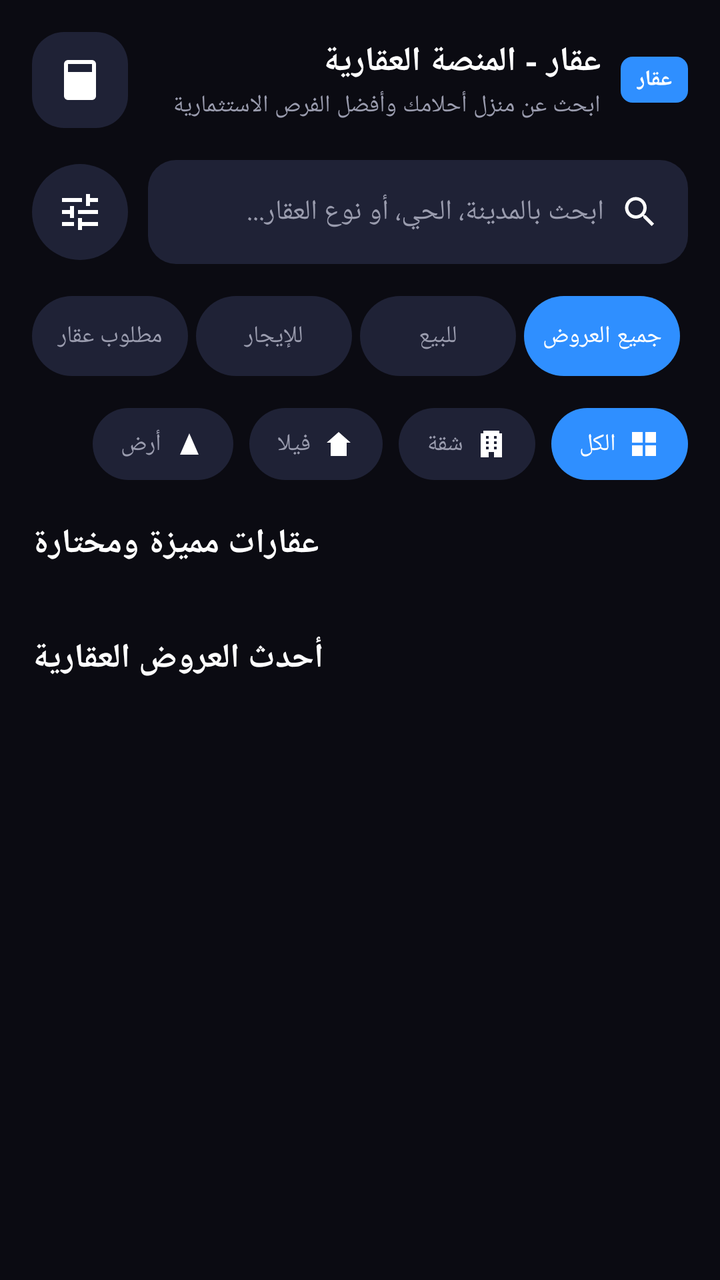
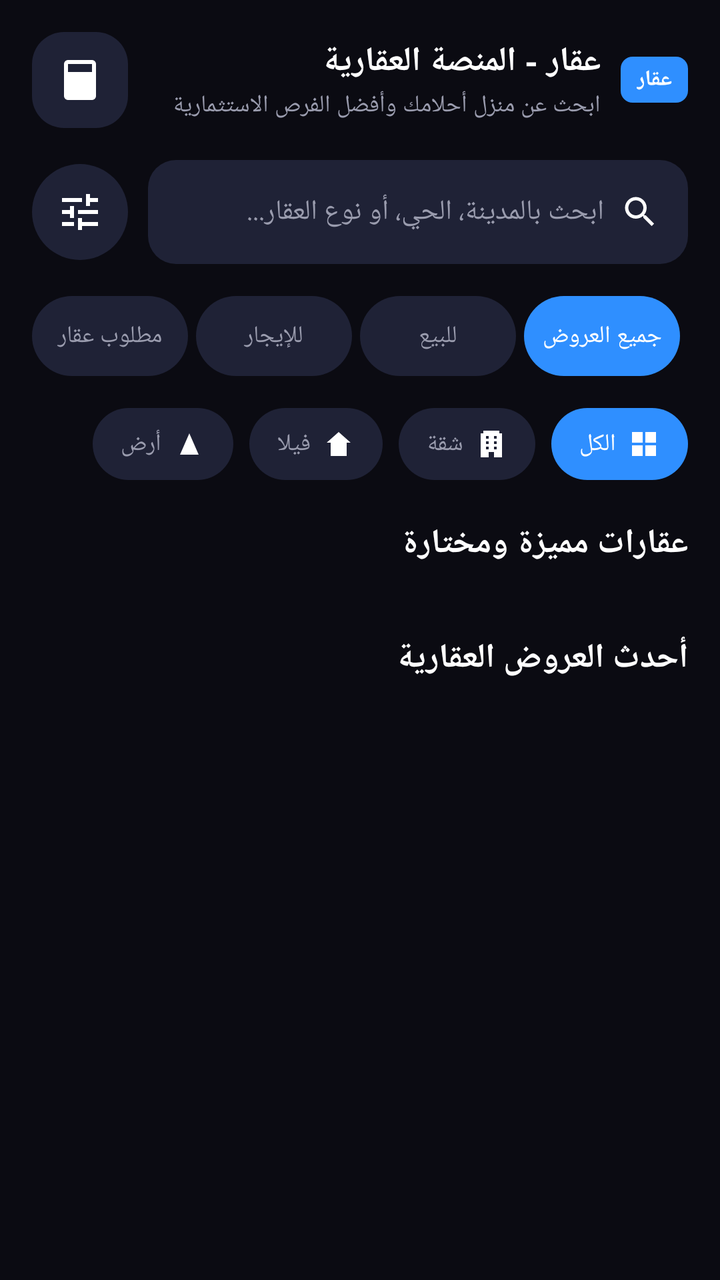

Compare the two renders of this Android layout. The source of the first and the diff that turns it into the second are given below.
<!-- AndroidManifest.xml: application theme Theme.Aqar -->
<!-- res/layout/fragment_home.xml -->
<?xml version="1.0" encoding="utf-8"?>
<FrameLayout xmlns:android="http://schemas.android.com/apk/res/android"
    xmlns:app="http://schemas.android.com/apk/res-auto"
    android:layout_width="match_parent"
    android:layout_height="match_parent"
    android:background="@color/background_dark">

    <androidx.core.widget.NestedScrollView
        android:layout_width="match_parent"
        android:layout_height="match_parent"
        android:clipToPadding="false"
        android:paddingBottom="16dp">

        <LinearLayout
            android:layout_width="match_parent"
            android:layout_height="wrap_content"
            android:orientation="vertical">

            
            <LinearLayout
                android:layout_width="match_parent"
                android:layout_height="wrap_content"
                android:orientation="horizontal"
                android:gravity="center_vertical"
                android:padding="16dp">

                <TextView
                    android:id="@+id/headerBadge"
                    style="@style/BadgeColored"
                    android:layout_width="wrap_content"
                    android:layout_height="wrap_content"
                    android:text="@string/app_badge" />

                <LinearLayout
                    android:layout_width="0dp"
                    android:layout_height="wrap_content"
                    android:layout_weight="1"
                    android:layout_marginHorizontal="10dp"
                    android:orientation="vertical">

                    <TextView
                        android:layout_width="wrap_content"
                        android:layout_height="wrap_content"
                        android:text="@string/app_header_title"
                        android:textColor="@color/text_primary"
                        android:textSize="17sp"
                        android:textStyle="bold" />

                    <TextView
                        android:layout_width="wrap_content"
                        android:layout_height="wrap_content"
                        android:layout_marginTop="2dp"
                        android:text="@string/app_header_subtitle"
                        android:textColor="@color/text_secondary"
                        android:textSize="12sp" />
                </LinearLayout>

                <ImageView
                    android:id="@+id/calculatorButton"
                    android:layout_width="48dp"
                    android:layout_height="48dp"
                    android:padding="12dp"
                    android:background="@drawable/bg_header_icon"
                    android:src="@drawable/ic_calculator"
                    android:contentDescription="@null" />
            </LinearLayout>

            
            <LinearLayout
                android:layout_width="match_parent"
                android:layout_height="wrap_content"
                android:layout_marginHorizontal="16dp"
                android:orientation="horizontal"
                android:gravity="center_vertical">

                <LinearLayout
                    android:layout_width="0dp"
                    android:layout_height="52dp"
                    android:layout_weight="1"
                    android:background="@drawable/bg_search_bar"
                    android:orientation="horizontal"
                    android:gravity="center_vertical"
                    android:paddingHorizontal="14dp">

                    <ImageView
                        android:layout_width="20dp"
                        android:layout_height="20dp"
                        android:src="@drawable/ic_search"
                        android:contentDescription="@null" />

                    <EditText
                        android:id="@+id/searchInput"
                        android:layout_width="0dp"
                        android:layout_height="match_parent"
                        android:layout_weight="1"
                        android:layout_marginHorizontal="8dp"
                        android:background="@null"
                        android:hint="@string/search_hint"
                        android:textColor="@color/text_primary"
                        android:textColorHint="@color/text_secondary"
                        android:textSize="14sp"
                        android:singleLine="true"
                        android:imeOptions="actionSearch" />
                </LinearLayout>

                <ImageView
                    android:id="@+id/filterButton"
                    android:layout_width="48dp"
                    android:layout_height="48dp"
                    android:layout_marginStart="10dp"
                    android:padding="12dp"
                    android:background="@drawable/bg_pill_unselected"
                    android:src="@drawable/ic_filter"
                    android:contentDescription="@null" />
            </LinearLayout>

            
            <LinearLayout
                android:id="@+id/listingFilterRow"
                android:layout_width="match_parent"
                android:layout_height="wrap_content"
                android:layout_margin="16dp"
                android:orientation="horizontal">

                <TextView
                    android:id="@+id/chipAllOffers"
                    android:layout_width="0dp"
                    android:layout_height="40dp"
                    android:layout_weight="1"
                    android:layout_marginStart="4dp"
                    android:background="@drawable/bg_pill_selected"
                    android:gravity="center"
                    android:text="@string/filter_all_offers"
                    android:textColor="@color/text_primary"
                    android:textSize="12sp" />

                <TextView
                    android:id="@+id/chipForSale"
                    android:layout_width="0dp"
                    android:layout_height="40dp"
                    android:layout_weight="1"
                    android:layout_marginStart="4dp"
                    android:background="@drawable/bg_pill_unselected"
                    android:gravity="center"
                    android:text="@string/filter_for_sale"
                    android:textColor="@color/text_secondary"
                    android:textSize="12sp" />

                <TextView
                    android:id="@+id/chipForRent"
                    android:layout_width="0dp"
                    android:layout_height="40dp"
                    android:layout_weight="1"
                    android:layout_marginStart="4dp"
                    android:background="@drawable/bg_pill_unselected"
                    android:gravity="center"
                    android:text="@string/filter_for_rent"
                    android:textColor="@color/text_secondary"
                    android:textSize="12sp" />

                <TextView
                    android:id="@+id/chipWanted"
                    android:layout_width="0dp"
                    android:layout_height="40dp"
                    android:layout_weight="1"
                    android:layout_marginStart="4dp"
                    android:background="@drawable/bg_pill_unselected"
                    android:gravity="center"
                    android:text="@string/filter_wanted"
                    android:textColor="@color/text_secondary"
                    android:textSize="12sp" />
            </LinearLayout>

            
            <HorizontalScrollView
                android:layout_width="match_parent"
                android:layout_height="wrap_content"
                android:layout_marginBottom="20dp"
                android:scrollbars="none"
                android:overScrollMode="never">

                <LinearLayout
                    android:id="@+id/typeFilterRow"
                    android:layout_width="wrap_content"
                    android:layout_height="wrap_content"
                    android:paddingHorizontal="16dp"
                    android:orientation="horizontal">

                    <LinearLayout
                        android:id="@+id/typeAllContainer"
                        android:layout_width="wrap_content"
                        android:layout_height="36dp"
                        android:layout_marginEnd="8dp"
                        android:background="@drawable/bg_pill_selected"
                        android:orientation="horizontal"
                        android:gravity="center"
                        android:paddingHorizontal="14dp">

                        <ImageView
                            android:layout_width="16dp"
                            android:layout_height="16dp"
                            android:layout_marginEnd="6dp"
                            android:src="@drawable/ic_type_all"
                            android:contentDescription="@null" />

                        <TextView
                            android:layout_width="wrap_content"
                            android:layout_height="wrap_content"
                            android:text="@string/type_all"
                            android:textColor="@color/text_primary"
                            android:textSize="12sp" />
                    </LinearLayout>

                    <LinearLayout
                        android:id="@+id/typeApartmentContainer"
                        android:layout_width="wrap_content"
                        android:layout_height="36dp"
                        android:layout_marginEnd="8dp"
                        android:background="@drawable/bg_pill_unselected"
                        android:orientation="horizontal"
                        android:gravity="center"
                        android:paddingHorizontal="14dp">

                        <ImageView
                            android:layout_width="16dp"
                            android:layout_height="16dp"
                            android:layout_marginEnd="6dp"
                            android:src="@drawable/ic_type_apartment"
                            android:contentDescription="@null" />

                        <TextView
                            android:layout_width="wrap_content"
                            android:layout_height="wrap_content"
                            android:text="@string/type_apartment"
                            android:textColor="@color/text_secondary"
                            android:textSize="12sp" />
                    </LinearLayout>

                    <LinearLayout
                        android:id="@+id/typeVillaContainer"
                        android:layout_width="wrap_content"
                        android:layout_height="36dp"
                        android:layout_marginEnd="8dp"
                        android:background="@drawable/bg_pill_unselected"
                        android:orientation="horizontal"
                        android:gravity="center"
                        android:paddingHorizontal="14dp">

                        <ImageView
                            android:layout_width="16dp"
                            android:layout_height="16dp"
                            android:layout_marginEnd="6dp"
                            android:src="@drawable/ic_type_villa"
                            android:contentDescription="@null" />

                        <TextView
                            android:layout_width="wrap_content"
                            android:layout_height="wrap_content"
                            android:text="@string/type_villa"
                            android:textColor="@color/text_secondary"
                            android:textSize="12sp" />
                    </LinearLayout>

                    <LinearLayout
                        android:id="@+id/typeLandContainer"
                        android:layout_width="wrap_content"
                        android:layout_height="36dp"
                        android:background="@drawable/bg_pill_unselected"
                        android:orientation="horizontal"
                        android:gravity="center"
                        android:paddingHorizontal="14dp">

                        <ImageView
                            android:layout_width="16dp"
                            android:layout_height="16dp"
                            android:layout_marginEnd="6dp"
                            android:src="@drawable/ic_type_land"
                            android:contentDescription="@null" />

                        <TextView
                            android:layout_width="wrap_content"
                            android:layout_height="wrap_content"
                            android:text="@string/type_land"
                            android:textColor="@color/text_secondary"
                            android:textSize="12sp" />
                    </LinearLayout>
                </LinearLayout>
            </HorizontalScrollView>

            
            <LinearLayout
                android:id="@+id/featuredSectionContainer"
                android:layout_width="match_parent"
                android:layout_height="wrap_content"
                android:orientation="vertical">

                <LinearLayout
                    android:layout_width="match_parent"
                    android:layout_height="wrap_content"
                    android:layout_marginHorizontal="16dp"
                    android:orientation="horizontal"
                    android:gravity="center_vertical">

                    <TextView
                        android:id="@+id/featuredCountText"
                        android:layout_width="wrap_content"
                        android:layout_height="wrap_content"
                        android:textColor="@color/primary_blue"
                        android:textSize="12sp" />

                    <TextView
                        android:layout_width="0dp"
                        android:layout_height="wrap_content"
                        android:layout_weight="1"
                        android:gravity="end"
                        android:text="@string/featured_section_title"
                        android:textColor="@color/text_primary"
                        android:textSize="17sp"
                        android:textStyle="bold" />
                </LinearLayout>

                <androidx.recyclerview.widget.RecyclerView
                    android:id="@+id/featuredRecyclerView"
                    android:layout_width="match_parent"
                    android:layout_height="wrap_content"
                    android:layout_marginTop="10dp"
                    android:clipToPadding="false"
                    android:orientation="horizontal"
                    android:paddingHorizontal="12dp" />
            </LinearLayout>

            
            <LinearLayout
                android:layout_width="match_parent"
                android:layout_height="wrap_content"
                android:layout_marginHorizontal="16dp"
                android:layout_marginTop="24dp"
                android:orientation="horizontal"
                android:gravity="center_vertical">

                <TextView
                    android:id="@+id/latestCountText"
                    android:layout_width="wrap_content"
                    android:layout_height="wrap_content"
                    android:textColor="@color/primary_blue"
                    android:textSize="12sp" />

                <TextView
                    android:layout_width="0dp"
                    android:layout_height="wrap_content"
                    android:layout_weight="1"
                    android:gravity="end"
                    android:text="@string/latest_section_title"
                    android:textColor="@color/text_primary"
                    android:textSize="17sp"
                    android:textStyle="bold" />
            </LinearLayout>

            <androidx.recyclerview.widget.RecyclerView
                android:id="@+id/propertiesRecyclerView"
                android:layout_width="match_parent"
                android:layout_height="wrap_content"
                android:nestedScrollingEnabled="false"
                android:clipToPadding="false" />

            <TextView
                android:id="@+id/emptyText"
                android:layout_width="match_parent"
                android:layout_height="wrap_content"
                android:layout_marginTop="30dp"
                android:gravity="center"
                android:text="@string/empty_properties"
                android:textColor="@color/text_secondary"
                android:visibility="gone" />

        </LinearLayout>
    </androidx.core.widget.NestedScrollView>
</FrameLayout>
<!-- resources referenced by this layout -->
<resources>
  <color name="background_dark">#0B0B12</color>
  <color name="primary_blue">#2F8FFF</color>
  <color name="text_primary">#FFFFFF</color>
  <color name="text_secondary">#9A9CAE</color>
  <!-- drawable bg_header_icon (drawable) -->
  <shape xmlns:android="http://schemas.android.com/apk/res/android">
      <solid android:color="@color/surface_card_light" />
      <corners android:radius="16dp" />
  </shape>
  <!-- drawable bg_pill_selected (drawable) -->
  <shape xmlns:android="http://schemas.android.com/apk/res/android">
      <solid android:color="@color/primary_blue" />
      <corners android:radius="24dp" />
  </shape>
  <!-- drawable bg_pill_unselected (drawable) -->
  <shape xmlns:android="http://schemas.android.com/apk/res/android">
      <solid android:color="@color/surface_card_light" />
      <corners android:radius="24dp" />
  </shape>
  <!-- drawable bg_search_bar (drawable) -->
  <shape xmlns:android="http://schemas.android.com/apk/res/android">
      <solid android:color="@color/surface_card_light" />
      <corners android:radius="14dp" />
  </shape>
  <!-- drawable ic_filter (drawable) -->
  <vector xmlns:android="http://schemas.android.com/apk/res/android"
      android:width="24dp" android:height="24dp"
      android:viewportWidth="24" android:viewportHeight="24">
      <path android:fillColor="#FFFFFF"
          android:pathData="M3,17v2h6v-2H3zM3,5v2h10V5H3zM13,21v-2h8v-2h-8v-2h-2v6h2zM7,9v2H3v2h4v2h2V9H7zM21,13v-2H11v2h10zM15,9h2V7h4V5h-4V3h-2v6z"/>
  </vector>
  <!-- drawable ic_type_all (drawable) -->
  <vector xmlns:android="http://schemas.android.com/apk/res/android"
      android:width="24dp" android:height="24dp"
      android:viewportWidth="24" android:viewportHeight="24">
      <path android:fillColor="#FFFFFF"
          android:pathData="M3,3h8v8H3V3zM13,3h8v8h-8V3zM3,13h8v8H3v-8zM13,13h8v8h-8v-8z"/>
  </vector>
  <!-- drawable ic_type_land (drawable) -->
  <vector xmlns:android="http://schemas.android.com/apk/res/android"
      android:width="24dp" android:height="24dp"
      android:viewportWidth="24" android:viewportHeight="24">
      <path android:fillColor="#FFFFFF"
          android:pathData="M5,20L12,4l7,16H5zM9,20l3,-7l3,7H9z"/>
  </vector>
  <!-- drawable ic_type_villa (drawable) -->
  <vector xmlns:android="http://schemas.android.com/apk/res/android"
      android:width="24dp" android:height="24dp"
      android:viewportWidth="24" android:viewportHeight="24">
      <path android:fillColor="#FFFFFF"
          android:pathData="M12,3l9,8h-3v10H6V11H3l9,-8zM10,21v-6h4v6h-4z"/>
  </vector>
  <string name="app_badge">عقار</string>
  <string name="app_header_subtitle">ابحث عن منزل أحلامك وأفضل الفرص الاستثمارية</string>
  <string name="app_header_title">عقار - المنصة العقارية</string>
  <string name="empty_properties">لا توجد عقارات متاحة حالياً</string>
  <string name="featured_section_title">عقارات مميزة ومختارة</string>
  <string name="filter_all_offers">جميع العروض</string>
  <string name="filter_for_rent">للإيجار</string>
  <string name="filter_for_sale">للبيع</string>
  <string name="filter_wanted">مطلوب عقار</string>
  <string name="latest_section_title">أحدث العروض العقارية</string>
  <string name="search_hint">ابحث بالمدينة، الحي، أو نوع العقار...</string>
  <string name="type_all">الكل</string>
  <string name="type_apartment">شقة</string>
  <string name="type_land">أرض</string>
  <string name="type_villa">فيلا</string>
  <color name="surface_card_light">#1F2236</color>
  <!-- drawable bg_badge_colored (drawable) -->
  <shape xmlns:android="http://schemas.android.com/apk/res/android" android:shape="rectangle">
      <solid android:color="#2F8FFF" />
      <corners android:radius="6dp" />
  </shape>
  <color name="accent_orange">#FF9500</color>
  <color name="surface_card">#161829</color>
  <!-- unchanged entries left out for length: 5 -->
</resources>

<!-- the commit's change to res/layout/fragment_home.xml (unified diff, before → after) -->
@@ -302,21 +302,21 @@
                     android:gravity="center_vertical">
 
                     <TextView
-                        android:id="@+id/featuredCountText"
-                        android:layout_width="wrap_content"
-                        android:layout_height="wrap_content"
-                        android:textColor="@color/primary_blue"
-                        android:textSize="12sp" />
-
-                    <TextView
                         android:layout_width="0dp"
                         android:layout_height="wrap_content"
                         android:layout_weight="1"
-                        android:gravity="end"
+                        android:gravity="start"
                         android:text="@string/featured_section_title"
                         android:textColor="@color/text_primary"
                         android:textSize="17sp"
                         android:textStyle="bold" />
+
+                    <TextView
+                        android:id="@+id/featuredCountText"
+                        android:layout_width="wrap_content"
+                        android:layout_height="wrap_content"
+                        android:textColor="@color/primary_blue"
+                        android:textSize="12sp" />
                 </LinearLayout>
 
                 <androidx.recyclerview.widget.RecyclerView
@@ -339,21 +339,21 @@
                 android:gravity="center_vertical">
 
                 <TextView
-                    android:id="@+id/latestCountText"
-                    android:layout_width="wrap_content"
-                    android:layout_height="wrap_content"
-                    android:textColor="@color/primary_blue"
-                    android:textSize="12sp" />
-
-                <TextView
-                    android:layout_width="0dp"
-                    android:layout_height="wrap_content"
-                    android:layout_weight="1"
-                    android:gravity="end"
+                    android:layout_width="0dp"
+                    android:layout_height="wrap_content"
+                    android:layout_weight="1"
+                    android:gravity="start"
                     android:text="@string/latest_section_title"
                     android:textColor="@color/text_primary"
                     android:textSize="17sp"
                     android:textStyle="bold" />
+
+                <TextView
+                    android:id="@+id/latestCountText"
+                    android:layout_width="wrap_content"
+                    android:layout_height="wrap_content"
+                    android:textColor="@color/primary_blue"
+                    android:textSize="12sp" />
             </LinearLayout>
 
             <androidx.recyclerview.widget.RecyclerView
